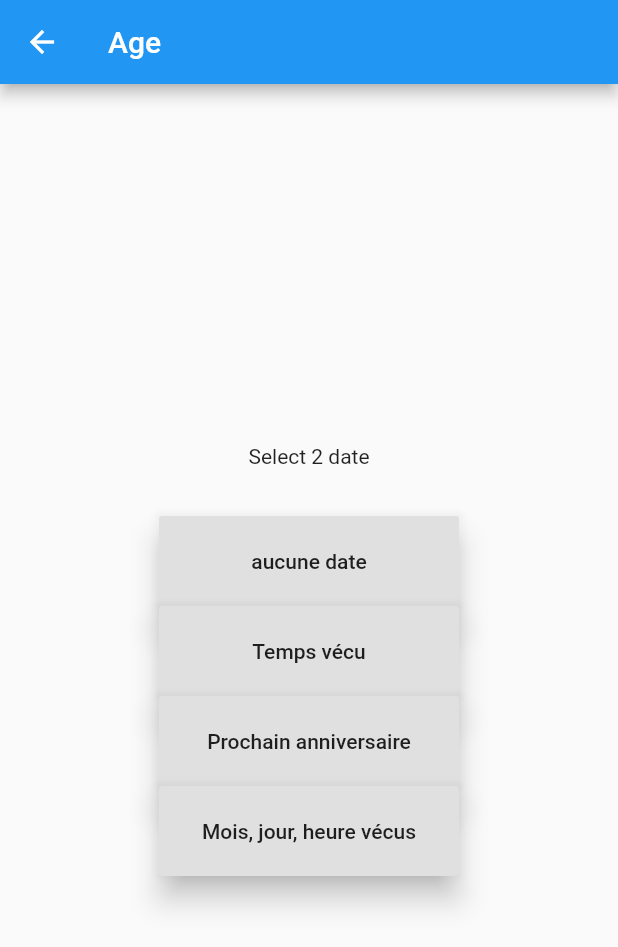
After one commit to Jajoute/flutterApp, a Flutter app: the AgePage screen opened by its route, after a tap on "Temps vécu", on a phone screen of 412 x 824 dp. The commit adds this screen. Shown: the top 947 px of the screen. Run offline on Flutter 3.47's test engine with Material 2 defaults, Android fonts, the light colour scheme and no system bars; our stand-ins replace flutter_secure_storage; accounts and stored records are empty.

Commit message:
feat 99%

```diff
--- /dev/null
+++ b/lib/age/age_page.dart
@@ -0,0 +1,162 @@
+import 'package:flutter/material.dart';
+
+class AgePage extends StatefulWidget {
+  @override
+  _AgePageState createState() => _AgePageState();
+}
+
+class _AgePageState extends State<AgePage> {
+
+  Duration _dateTime;
+  DateTime _firstDate;
+  DateTime _temporaire;
+  DateTime _start;
+  String message="";
+  String messageSecond="";
+  String messageTrois="";
+  int firstmonth;
+  int firstyear;
+  int secondmonth;
+  int secondyear;
+  int firstday;
+  int secondday;
+  int month;
+  int year;
+  int day;
+  double resultat;
+
+  void secondAfter(DateTime date1,DateTime date2,int N){
+      _dateTime=date1.difference(date2);
+      day=_dateTime.inDays;
+
+      year=(day/365).toInt();
+      resultat=(day/365);
+      resultat = resultat - resultat.truncate();//prendre partie décimale
+      month=(resultat*12).toInt();
+      resultat=(resultat*12);
+      resultat = resultat - resultat.truncate();//prendre partie décimale
+      day=(resultat*31).toInt();
+      if(N==1){
+        message='Le temps vécu est de ${year} année(s), ${month} mois et ${day} jour(s)';
+        messageSecond="";
+        messageTrois="";
+      }
+      if(N==2){
+        if(month<0){
+          month=month*(-1);
+        }if(day<0){
+          day=day*(-1);
+        }
+        messageSecond='Le prochain anniversaire est dans ${month} mois et ${day} jour(s)';
+        message="";
+        messageTrois="";
+      }
+      if(N==3){
+        month=(_dateTime.inDays/31).toInt();
+        messageTrois='La différence est de  ${month} mois ou ${_dateTime.inDays} jour(s) ou ${_dateTime.inHours} heure(s)';
+        messageSecond="";
+        message="";
+
+      }
+
+  }
+  void difference(int n){
+    if(_firstDate==null){
+      message='Select 2 date';
+    }else{
+        if(n==1){
+          secondAfter(DateTime.now(), _firstDate, 1);
+        }
+        if(n==2){
+          //messageSecond="jjjj ${DateTime.now().add(Duration(days: 365))}";
+          _temporaire=new DateTime(DateTime.now().year, _firstDate.month, _firstDate.day);
+          secondAfter(_temporaire, DateTime.now(),2);
+        }
+        if(n==3){
+          secondAfter(DateTime.now(), _firstDate, 3);
+        }
+    }
+  }
+
+  @override
+  Widget build(BuildContext context) {
+    return Scaffold(
+
+      appBar: AppBar(
+        title: Text("Age"),
+      ),
+
+      body: Center(
+        child: Column(
+          mainAxisAlignment: MainAxisAlignment.center,
+          children: [
+            SizedBox(child: Text(message)),
+            SizedBox(child: Text(messageSecond)),
+            SizedBox(child: Text(messageTrois)),
+            SizedBox(
+              width: 200,
+              height: 60,
+              child: RaisedButton(
+                  child: Text(_firstDate==null?'aucune date':'${_firstDate.year}:${_firstDate.month}:${_firstDate.day}'),
+                  elevation: 8.0,
+                  onPressed: ()async{
+                    final a =
+                    await showDatePicker( //on affiche le DatePicker
+                        context: context,
+                        initialDate: _start == null ? DateTime.now() : _start,
+                        firstDate: DateTime(2001),
+                        lastDate: DateTime.now()
+                    );
+                    setState(() {
+                      _firstDate=a;
+                    });
+                  }),
+            ),
+            SizedBox(
+              width: 200,
+              height: 60,
+              child: RaisedButton(
+                child: Text('Temps vécu'),
+                elevation: 8.0,
+                onPressed: (){
+                  setState(() {
+                    difference(1);
+                  });
+                },
+              ),
+            ),
+            SizedBox(
+              width: 200,
+              height: 60,
+              child: RaisedButton(
+                child: Text('Prochain anniversaire'),
+                elevation: 8.0,
+                onPressed: (){
+                  setState(() {
+                    difference(2);
+                  });
+                },
+              ),
+            ),
+            SizedBox(
+              width: 200,
+              height: 60,
+              child: RaisedButton(
+                child: Text('Mois, jour, heure vécus'),
+                elevation: 8.0,
+                onPressed: (){
+                  setState(() {
+                    difference(3);
+                  });
+                },
+              ),
+            ),
+          ],
+        ),
+      ),
+    );
+  }
+}
+//flutter config --enable-macos-desktop
+//flutter create .
+//flutter run -d macos
--- a/lib/main.dart
+++ b/lib/main.dart
@@ -9,6 +9,8 @@ import 'package:flutter_projet/convertion_informatique/convertion_informatique.d
 
 import 'package:flutter_projet/home/home_page.dart';
 import 'package:flutter_projet/calcul_promotion/calcul_promotion.dart';
+
+import 'age/age_page.dart';
 
 void main() {
   runApp(MyApp());
@@ -29,10 +31,11 @@ class MyApp extends StatelessWidget {
         routes: {
           '/': (context) => HomePage(),
           '/us2': (context) => ConvertionInformatique('Convertion Informatique'),
+          '/us3': (context) => AgePage(),
           '/us4' : (context) => CalculPromotion('Calcul Promotion'),
+          '/us5': (context) => DatePage(),
           '/us6' : (context) => ConvertionDistance('Convertion Distance'),
           '/us8': (context) => ConvertionAires('Convertion Aires'),
-          '/us5': (context) => DatePage(),
         },
       debugShowCheckedModeBanner: false,
     );
```
Also changed, not shown: 1 other file.
